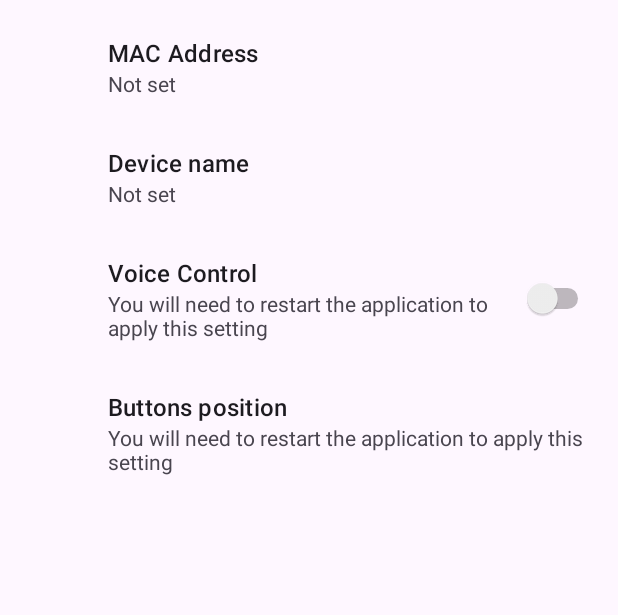
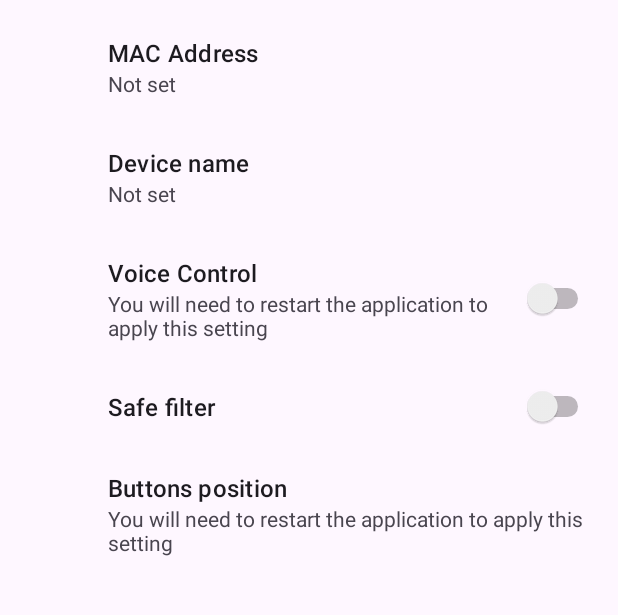
Before and after one commit to reivaxy/kinetix, an Android app: the SettingsActivity screen opened directly, with no data from a screen before it, on a phone screen of 412 x 824 dp, the part 65-680 px from its top. Run offline under Robolectric (Android 15) with nearby library versions, the phone set to English and light mode, and no system bars; our stand-ins replace androidx.preference.

Commit message:
Added "Safe Filter" in preferences

```diff
--- a/Apps/Android/app/src/main/res/values/strings.xml
+++ b/Apps/Android/app/src/main/res/values/strings.xml
@@ -59,6 +59,7 @@
     <string name="macAddress">MAC Address</string>
     <string name="deviceName">Device name</string>
     <string name="buttonsPosition">Buttons position</string>
+    <string name="safeFilter">Safe filter</string>
     <string name="left">Left</string>
     <string name="center">Center</string>
     <string name="right">Right</string>
--- a/Apps/Android/app/src/main/res/xml/root_preferences.xml
+++ b/Apps/Android/app/src/main/res/xml/root_preferences.xml
@@ -18,6 +18,12 @@
             android:key="voiceControl"
             android:title="@string/voiceControl"
             android:summary="@string/buttonPositionSummary">
+        </SwitchPreference>
+
+        <SwitchPreference
+            android:defaultValue="false"
+            android:key="safeFilter"
+            android:title="@string/safeFilter">
         </SwitchPreference>
 
         <ListPreference
```
Also changed, not shown: Apps/Android/app/src/main/java/fr/reivaxy/kinetix/HandHandler.java (+10 -2 lines), 1 other file.
